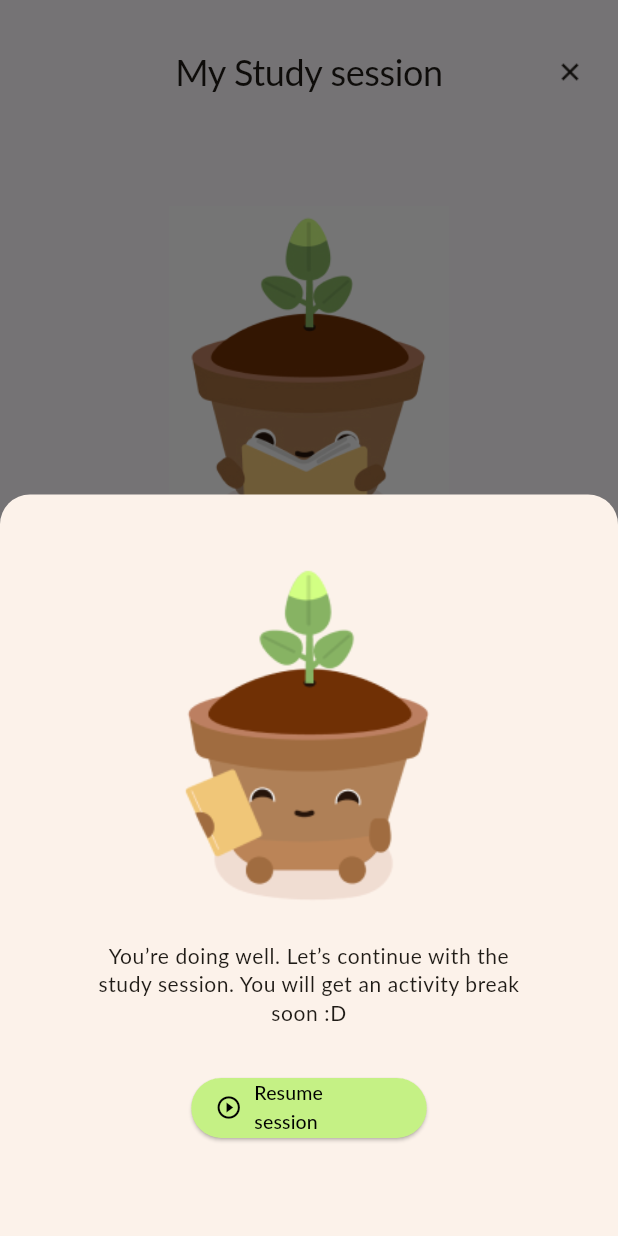
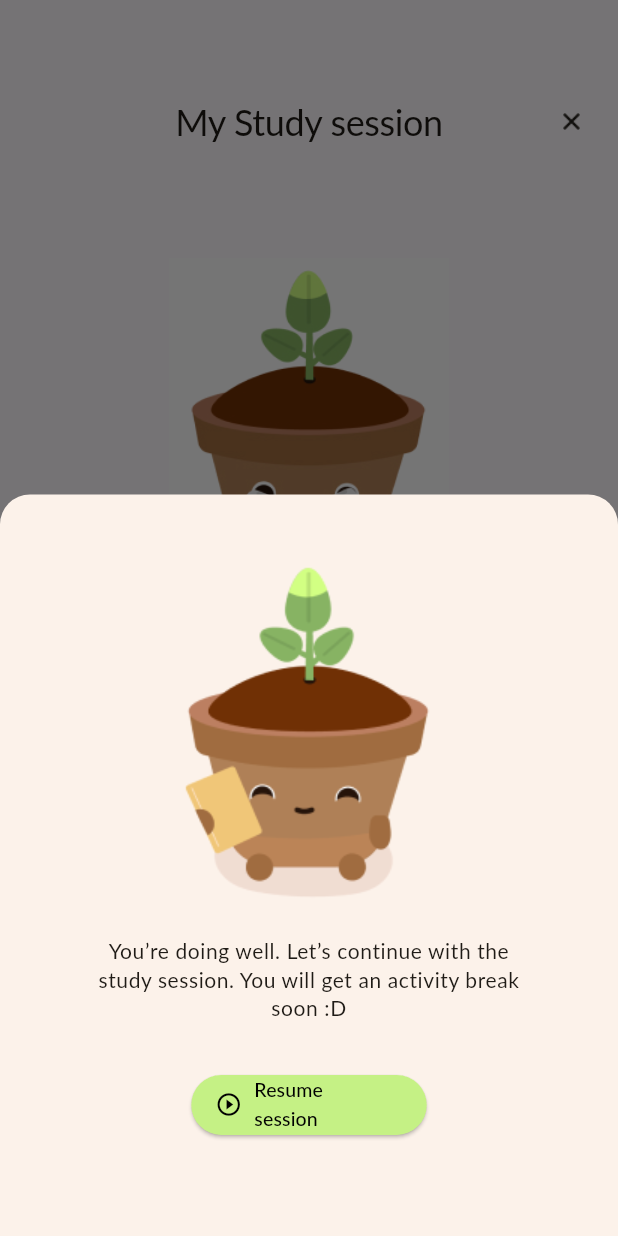
Before and after one commit to FedirSychov/Buddy-AR-App, a Flutter app: the OngoingSessionView screen opened directly, after a tap on an icon or button, on a phone screen of 412 x 824 dp. Run offline on Flutter 3.47's test engine with Material 2 defaults, Android fonts, the phone set to English and light mode, and no system bars; our stand-ins replace carousel_slider, dots_indicator, flutter_local_notifications, flutter_native_timezone, rxdart, shared_preferences and 2 more; missing offline and left inert: ar_flutter_plugin; accounts and stored records are empty; Roboto replaces fonts that are missing (Lato).

Commit message:
standardize top margin to always be 65 and round other margins

```diff
--- a/lib/views/activityCompleteView.dart
+++ b/lib/views/activityCompleteView.dart
@@ -12,10 +12,10 @@ class ActivityCompleteView extends StatelessWidget {
         body: Column(
           children: [
             Container(
-                margin: const EdgeInsets.only(top: 32.0),
+                margin: const EdgeInsets.only(top: 65.0),
                 child: const Header()),
             Container(
-                margin: const EdgeInsets.only(top: 107.0),
+                margin: const EdgeInsets.only(top: 100.0),
                 child: const KeyVisual()),
             Container(
                 margin: const EdgeInsets.only(top: 100.0),
--- a/lib/views/activityCountdownView.dart
+++ b/lib/views/activityCountdownView.dart
@@ -15,10 +15,10 @@ class ActivityCountdownView extends StatelessWidget {
         body: Column(
           children: [
             Container(
-                margin: const EdgeInsets.only(top: 32.0),
+                margin: const EdgeInsets.only(top: 65.0),
                 child: Header(activity: activity)),
             Container(
-                margin: const EdgeInsets.only(top: 73.0),
+                margin: const EdgeInsets.only(top: 75.0),
                 child: KeyVisual(activity: activity)),
             Container(
                 margin: const EdgeInsets.only(top: 40.0),
--- a/lib/views/onboardingView.dart
+++ b/lib/views/onboardingView.dart
@@ -24,6 +24,7 @@ class _OnboardingViewState extends State<OnboardingView> {
         backgroundColor: Theme.of(context).colorScheme.background,
         body: ListView(children: [
           Container(
+              margin: const EdgeInsets.only(top: 65.0),
               child: CarouselSlider(
             options: CarouselOptions(
               height: 653,
@@ -68,17 +69,16 @@ class OnboardingScreen extends StatelessWidget {
   Widget build(BuildContext context) {
     return Column(children: [
       Container(
-          margin: const EdgeInsets.only(top: 32.0),
           alignment: Alignment.center,
           child: Text(screen.title,
               style: Theme.of(context).textTheme.displayLarge,
               textAlign: TextAlign.center)),
       Container(
-          margin: const EdgeInsets.only(top: 74.0),
+          margin: const EdgeInsets.only(top: 75.0),
           alignment: Alignment.center,
           child: Image.asset(screen.asset, height: 280, width: 280)),
       Container(
-          margin: const EdgeInsets.only(top: 73.0),
+          margin: const EdgeInsets.only(top: 75.0),
           alignment: Alignment.center,
           child: Text(
             screen.description,
--- a/lib/views/ongoingSessionView.dart
+++ b/lib/views/ongoingSessionView.dart
@@ -29,13 +29,13 @@ class OngoingSessionView extends StatelessWidget {
         body: Column(
           children: [
             Container(
-                margin: const EdgeInsets.only(top: 32.0),
+                margin: const EdgeInsets.only(top: 65.0),
                 child: Header(cancelTimer: _cancelTimer)),
             Container(
-                margin: const EdgeInsets.only(top: 73.0),
+                margin: const EdgeInsets.only(top: 75.0),
                 child: const KeyVisual()),
             Container(
-              margin: const EdgeInsets.only(top: 66.0),
+              margin: const EdgeInsets.only(top: 65.0),
               child: Countdown(initTimer: _initTimer, isFirstHalf: isFirstHalf),
             )
           ],
@@ -95,7 +95,7 @@ class Header extends StatelessWidget {
   Widget build(BuildContext context) {
     return Row(children: [
       Container(
-        margin: const EdgeInsets.only(left: 16.0),
+        margin: const EdgeInsets.only(left: 15.0),
         width: 32.0,
         height: 32.0,
       ),
@@ -111,7 +111,7 @@ class Header extends StatelessWidget {
           _dialogBuilder(context);
         },
         child: Container(
-            margin: const EdgeInsets.only(right: 16.0),
+            margin: const EdgeInsets.only(right: 15.0),
             width: 32.0,
             height: 32.0,
             child: Image.asset('assets/images/icons/Cross.png',
@@ -207,19 +207,19 @@ class _CountdownState extends State<Countdown> {
             child: Column(
               children: <Widget>[
                 Container(
-                    margin: const EdgeInsets.only(top: 42.0),
+                    margin: const EdgeInsets.only(top: 40.0),
                     width: 240,
                     height: 240,
                     child: Image.asset('assets/images/closeBook.png')),
                 Container(
-                    margin: const EdgeInsets.only(top: 16.0),
+                    margin: const EdgeInsets.only(top: 15.0),
                     width: 294,
                     child: Text(
                         'You’re doing well. Let’s continue with the study session. You will get an activity break soon :D',
                         style: Theme.of(context).textTheme.bodySmall,
                         textAlign: TextAlign.center)),
                 Container(
-                  margin: const EdgeInsets.only(top: 34.0),
+                  margin: const EdgeInsets.only(top: 35.0),
                   child: PauseButton("session", () {
                     handleButtonPress();
                   }, onGoing),
@@ -273,7 +273,7 @@ class _CountdownState extends State<Countdown> {
               ?.copyWith(color: Theme.of(context).colorScheme.onBackground),
         ),
         Container(
-          margin: const EdgeInsets.only(top: 41.0),
+          margin: const EdgeInsets.only(top: 40.0),
           child: PauseButton("session", () {
             handleButtonPress();
           }, onGoing),
--- a/lib/views/plantPageARView.dart
+++ b/lib/views/plantPageARView.dart
@@ -46,7 +46,7 @@ class _PlantPageARViewState extends State<PlantPageARView> {
         planeDetectionConfig: PlaneDetectionConfig.horizontalAndVertical,
       ),
       Container(
-          margin: const EdgeInsets.only(top: 64.0),
+          margin: const EdgeInsets.only(top: 65.0),
           child: Row(children: [
             const Spacer(),
             InkWell(
@@ -54,7 +54,7 @@ class _PlantPageARViewState extends State<PlantPageARView> {
                 Navigator.pop(context);
               },
               child: Container(
-                  margin: const EdgeInsets.only(right: 16.0),
+                  margin: const EdgeInsets.only(right: 15.0),
                   width: 32.0,
                   height: 32.0,
                   child: Image.asset('assets/images/icons/Cross.png',
--- a/lib/views/sessionCountdownView.dart
+++ b/lib/views/sessionCountdownView.dart
@@ -12,10 +12,10 @@ class SessionCountdownView extends StatelessWidget {
         body: Column(
           children: [
             Container(
-                margin: const EdgeInsets.only(top: 32.0),
+                margin: const EdgeInsets.only(top: 65.0),
                 child: const Header()),
             Container(
-                margin: const EdgeInsets.only(top: 73.0),
+                margin: const EdgeInsets.only(top: 75.0),
                 child: const KeyVisual()),
             Container(
                 margin: const EdgeInsets.only(top: 40.0),
```
Also changed, not shown: lib/views/choosePlantView.dart (+4 -4 lines), lib/views/confirmPlantView.dart (+5 -5 lines), lib/views/ongoingActivityView.dart (+7 -7 lines), lib/views/sessionCompleteView.dart (+4 -4 lines).
